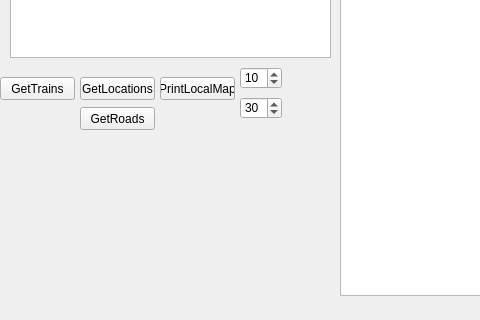
This is trainsheduler.ui in devnir/ResCalc as Qt 5 draws it before an edit; both pictures show x 0 to 480 and y 213 to 533 of the 868 by 533 pixel window. The edited form follows.
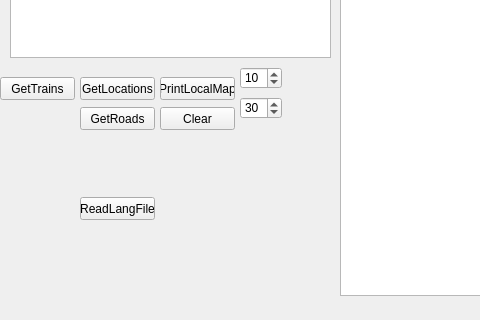
This is the edited form.

```diff
--- a/trainsheduler.ui
+++ b/trainsheduler.ui
@@ -133,6 +133,32 @@
     <string>GetRoads</string>
    </property>
   </widget>
+  <widget class="QPushButton" name="pushButton_5">
+   <property name="geometry">
+    <rect>
+     <x>160</x>
+     <y>320</y>
+     <width>75</width>
+     <height>23</height>
+    </rect>
+   </property>
+   <property name="text">
+    <string>Clear</string>
+   </property>
+  </widget>
+  <widget class="QPushButton" name="pushButton_6">
+   <property name="geometry">
+    <rect>
+     <x>80</x>
+     <y>410</y>
+     <width>75</width>
+     <height>23</height>
+    </rect>
+   </property>
+   <property name="text">
+    <string>ReadLangFile</string>
+   </property>
+  </widget>
  </widget>
  <resources/>
  <connections/>
```
